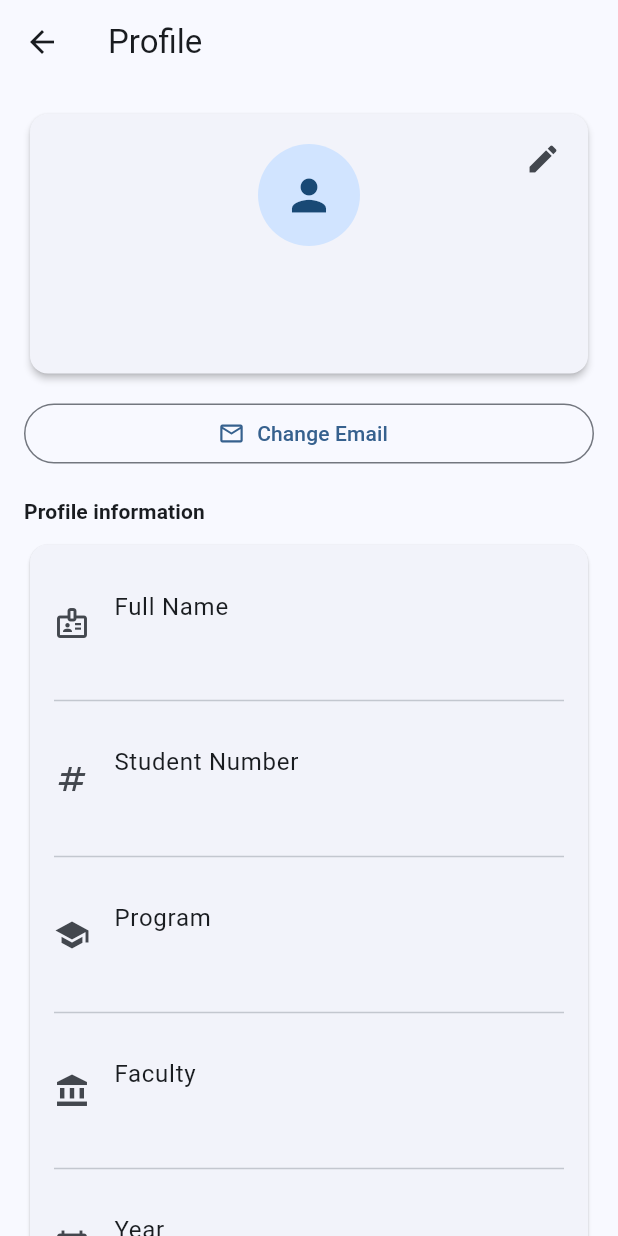
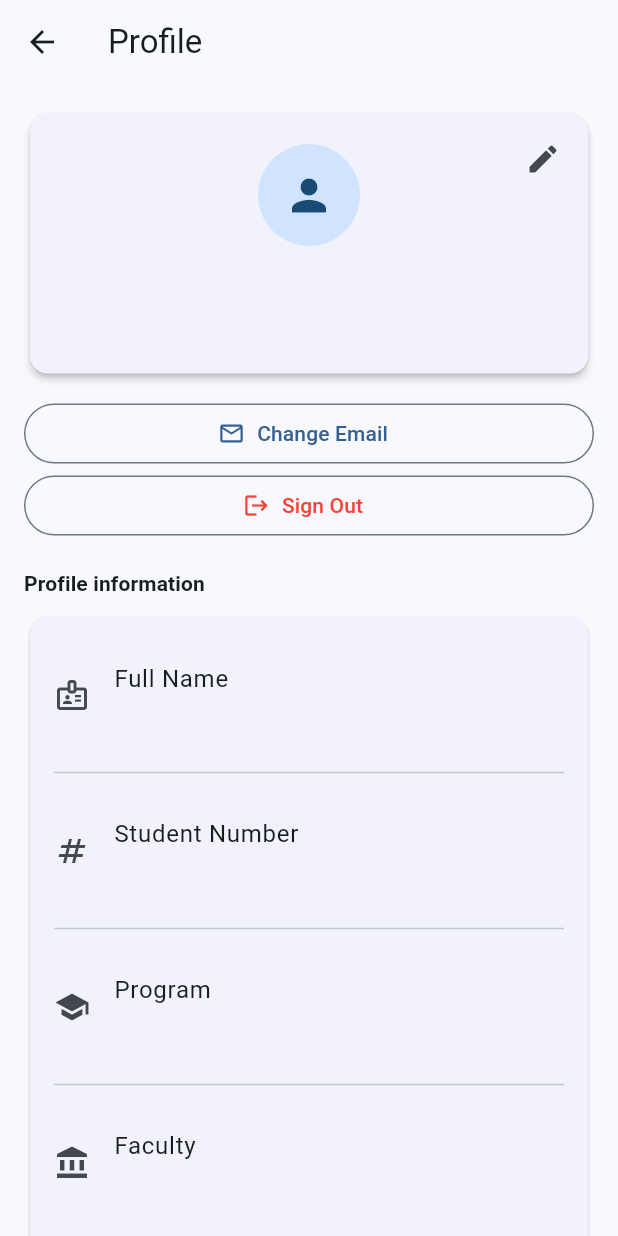
Before and after one commit to aradaynt/Ontario-Tech-Plus, a Flutter app: the screen it shows once a user with an empty profile is signed in, after a tap on the "person" icon, on a phone screen of 412 x 824 dp. Run offline on Flutter 3.47's test engine with Material 3 defaults, Android fonts, the phone set to English and light mode, and no system bars; our stand-ins replace flutter_dotenv, flutter_map, flutter_riverpod, geolocator, latlong2, supabase_flutter and 1 more; missing offline and left inert: emailjs, flutter_polyline_points; accounts and stored records are empty.

Commit message:
Moved profile signout button

```diff
--- a/lib/auth/login_page.dart
+++ b/lib/auth/login_page.dart
@@ -264,17 +264,21 @@ class _LoginPageState extends ConsumerState<LoginPage> {
                       // Padding inside of the login card
                       padding: const EdgeInsets.all(18),
                       decoration: BoxDecoration(
-                        color: const Color(0x22000000), // subtle dark glass
+                        color: const Color(0x22000000),
                         borderRadius: BorderRadius.circular(18),
                         border: Border.all(color: const Color(0x33FFFFFF)),
                       ),
+
+                      // Column for the login card
                       child: Column(
                         mainAxisAlignment: MainAxisAlignment.center,
                         children: [
-                          const SizedBox(height: 10),
-
-                          // Login Form (always shown)
+                          const SizedBox(
+                            height: 10,
+                          ), //Space from top of card before first field
+                          // Login Form (will hide on step 2 of signup)
                           if (_isLogin || (!_isLogin && _signupStep == 0)) ...[
+                            // Email input
                             TextFormField(
                               controller: _emailController,
                               decoration: _inputDecoration(
@@ -289,6 +293,7 @@ class _LoginPageState extends ConsumerState<LoginPage> {
 
                             const SizedBox(height: 16),
 
+                            // Password input
                             TextFormField(
                               controller: _passwordController,
                               decoration: _inputDecoration(
@@ -305,12 +310,14 @@ class _LoginPageState extends ConsumerState<LoginPage> {
                             ),
                           ],
 
-                          // Signup Fields shown
+                          // Signup Fields shown on toggle
                           if (!_isLogin) ...[
-                            // STEP 1: email/password already shown above, now show:
+                            // Step 1: email/password already shown, now show
                             // firstname, lastname, student number
                             if (_signupStep == 0) ...[
                               const SizedBox(height: 16),
+
+                              // First name field
                               TextFormField(
                                 controller: _firstNameController,
                                 decoration: _inputDecoration(
@@ -325,6 +332,7 @@ class _LoginPageState extends ConsumerState<LoginPage> {
 
                               const SizedBox(height: 16),
 
+                              // Last name input field
                               TextFormField(
                                 controller: _lastNameController,
                                 decoration: _inputDecoration(
@@ -339,6 +347,7 @@ class _LoginPageState extends ConsumerState<LoginPage> {
 
                               const SizedBox(height: 16),
 
+                              // Student number input field
                               TextFormField(
                                 controller: _studentNumberController,
                                 decoration: _inputDecoration(
@@ -355,9 +364,10 @@ class _LoginPageState extends ConsumerState<LoginPage> {
                               ),
                             ],
 
-                            // STEP 2: program, faculty, year
+                            // AFter user hits the next button, go to step 2
+                            // Step 2: program, faculty, year
                             if (_signupStep == 1) ...[
-                              // Optional back button so user can return to step 1
+                              // Back button so user can return to step 1
                               Align(
                                 alignment: Alignment.centerLeft,
                                 child: TextButton.icon(
@@ -373,6 +383,7 @@ class _LoginPageState extends ConsumerState<LoginPage> {
                                 ),
                               ),
 
+                              // Program input field
                               TextFormField(
                                 controller: _programController,
                                 decoration: _inputDecoration(
@@ -387,8 +398,9 @@ class _LoginPageState extends ConsumerState<LoginPage> {
 
                               const SizedBox(height: 16),
 
+                              // Faculty drop down selection
                               DropdownButtonFormField<String>(
-                                value: _selectedFaculty,
+                                initialValue: _selectedFaculty,
                                 decoration: _inputDecoration(
                                   "Faculty",
                                   icon: Icons.school_outlined,
@@ -411,8 +423,9 @@ class _LoginPageState extends ConsumerState<LoginPage> {
 
                               const SizedBox(height: 16),
 
+                              // Year section drop down
                               DropdownButtonFormField<String>(
-                                value: _selectedYear,
+                                initialValue: _selectedYear,
                                 decoration: _inputDecoration(
                                   "Year",
                                   icon: Icons.calendar_today_outlined,
--- a/lib/profile/profile_page.dart
+++ b/lib/profile/profile_page.dart
@@ -237,6 +237,28 @@ class _ProfilePageState extends ConsumerState<ProfilePage> {
           label: const Text("Change Email"),
         ),
 
+        // Sign out button
+        OutlinedButton.icon(
+          onPressed: (_isSigningOut || _isSaving)
+              ? null
+              : () async {
+                  setState(() => _isSigningOut = true);
+
+                  Navigator.of(context).pop();
+
+                  await auth.signOut();
+                },
+          icon: _isSigningOut
+              ? const SizedBox(
+                  height: 18,
+                  width: 18,
+                  child: CircularProgressIndicator(strokeWidth: 2),
+                )
+              : const Icon(Icons.logout),
+          label: const Text("Sign Out"),
+          style: OutlinedButton.styleFrom(foregroundColor: Colors.red),
+        ),
+
         const SizedBox(height: 18),
 
         // Profile information
@@ -448,40 +470,6 @@ class _ProfilePageState extends ConsumerState<ProfilePage> {
           // Space for save button
           const SizedBox(height: 16),
         ],
-
-        // Sign Out Button
-        ElevatedButton(
-          // Disable if signout or saving
-          onPressed: (_isSigningOut || _isSaving)
-              ? null
-              : () async {
-                  // On signout
-                  setState(() => _isSigningOut = true); // Set signout true
-
-                  Navigator.of(context).pop(); // Pop back
-
-                  // Signout, allowing main to route back to login
-                  await auth.signOut();
-                },
-          // Signout button styling
-          style: ElevatedButton.styleFrom(
-            backgroundColor: Colors.red,
-            padding: const EdgeInsets.symmetric(vertical: 14),
-          ),
-          child:
-              _isSigningOut // If is signing out
-              ? const SizedBox(
-                  // Put a circle loading indication in place of the text
-                  height: 20,
-                  width: 20,
-                  child: CircularProgressIndicator(
-                    strokeWidth: 2.5,
-                    valueColor: AlwaysStoppedAnimation<Color>(Colors.white),
-                  ),
-                )
-              // Otherwise display the signout out btn text
-              : const Text("Sign Out", style: TextStyle(color: Colors.white)),
-        ),
       ],
     );
   }
```
